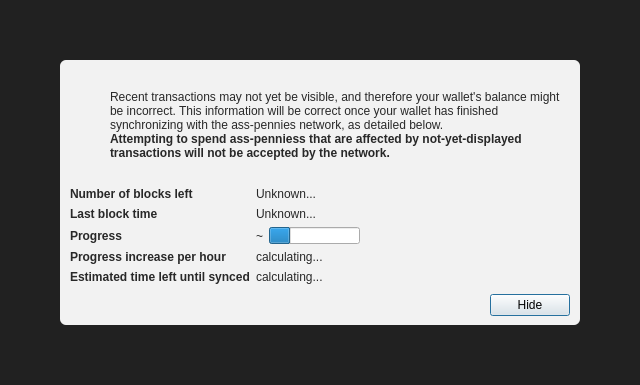
Above: src/qt/forms/modaloverlay.ui from BufferUnderwhelm/ass-pennies before the change. Below: the same form after it.
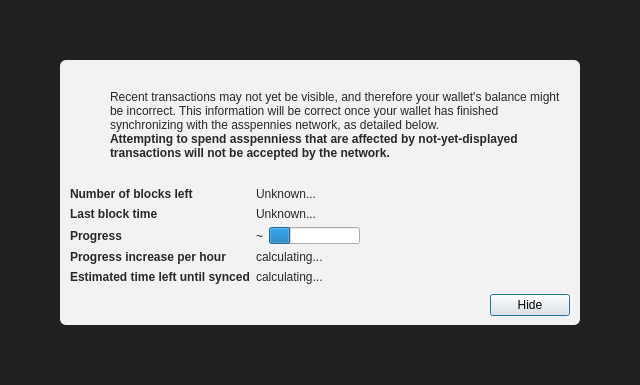
That is the form after the change. Icons and pictures are not drawn. Custom widgets are drawn as their Qt base class.

Diff of the .ui file:
```diff
--- a/src/qt/forms/modaloverlay.ui
+++ b/src/qt/forms/modaloverlay.ui
@@ -130,7 +130,7 @@
              <item>
               <widget class="QLabel" name="infoText">
                <property name="text">
-                <string>Recent transactions may not yet be visible, and therefore your wallet's balance might be incorrect. This information will be correct once your wallet has finished synchronizing with the ass-pennies network, as detailed below.</string>
+                <string>Recent transactions may not yet be visible, and therefore your wallet's balance might be incorrect. This information will be correct once your wallet has finished synchronizing with the asspennies network, as detailed below.</string>
                </property>
                <property name="textFormat">
                 <enum>Qt::RichText</enum>
@@ -149,7 +149,7 @@
                 </font>
                </property>
                <property name="text">
-                <string>Attempting to spend ass-penniess that are affected by not-yet-displayed transactions will not be accepted by the network.</string>
+                <string>Attempting to spend asspenniess that are affected by not-yet-displayed transactions will not be accepted by the network.</string>
                </property>
                <property name="textFormat">
                 <enum>Qt::RichText</enum>
```
